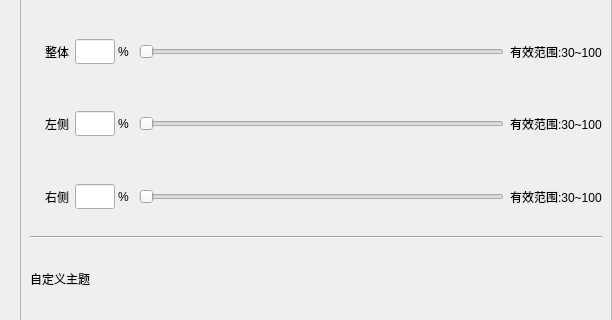
The window that App/widgets/themeswitchwidget.ui (kevinWu7/LifeNote) describes before a commit, drawn with Qt 5; both pictures show x 0 to 612 and y 231 to 551 of the 612 by 1200 pixel window.
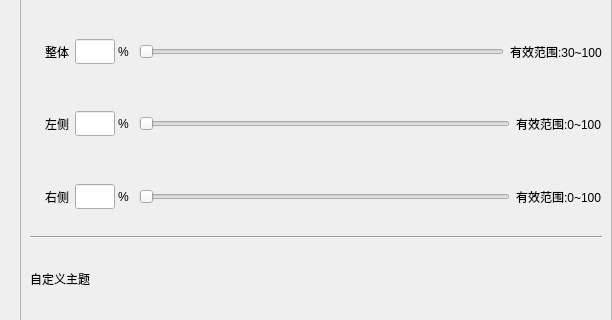
The same window after the commit. Custom widgets are drawn as their Qt base class.

The edit to the form file:
```diff
--- a/App/widgets/themeswitchwidget.ui
+++ b/App/widgets/themeswitchwidget.ui
@@ -360,7 +360,7 @@
                    </size>
                   </property>
                   <property name="minimum">
-                   <number>30</number>
+                   <number>0</number>
                   </property>
                   <property name="maximum">
                    <number>100</number>
@@ -373,7 +373,7 @@
                 <item>
                  <widget class="QLabel" name="leftTransparencyRangeEdit">
                   <property name="text">
-                   <string>有效范围:30~100</string>
+                   <string>有效范围:0~100</string>
                   </property>
                  </widget>
                 </item>
@@ -468,7 +468,7 @@
                    </size>
                   </property>
                   <property name="minimum">
-                   <number>30</number>
+                   <number>0</number>
                   </property>
                   <property name="maximum">
                    <number>100</number>
@@ -481,7 +481,7 @@
                 <item>
                  <widget class="QLabel" name="rightTransparencyRangeEdit">
                   <property name="text">
-                   <string>有效范围:30~100</string>
+                   <string>有效范围:0~100</string>
                   </property>
                  </widget>
                 </item>
```
